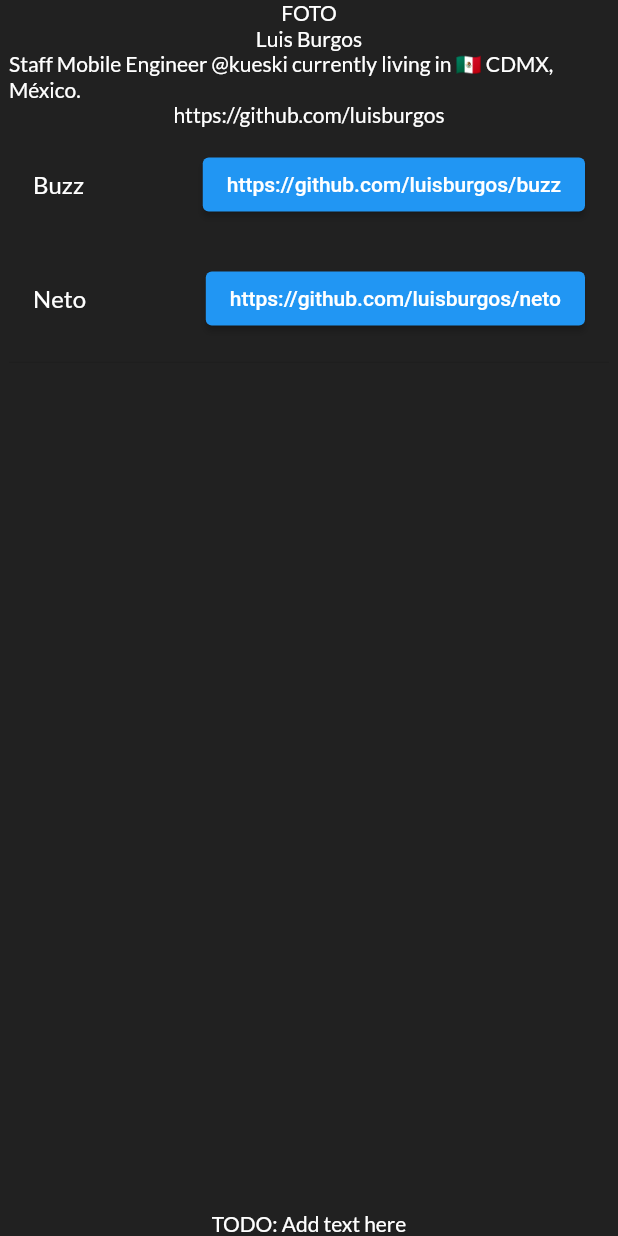
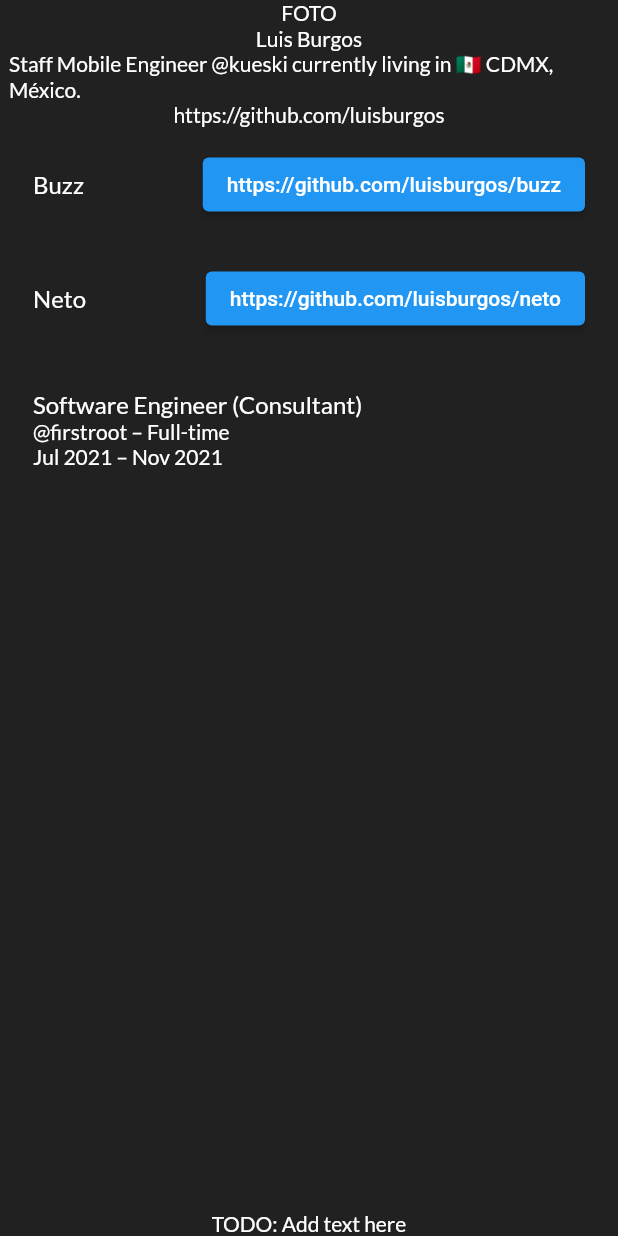
Before and after one commit to luisburgos/luisburgos, a Flutter app: the screen it shows after launch, on a phone screen of 412 x 824 dp. Run offline on Flutter 3.47's test engine with Material 2 defaults, Android fonts, the light colour scheme and no system bars; our stand-ins replace google_fonts.

Commit message:
feat: add first expirience item

```diff
--- a/lib/experience.dart
+++ b/lib/experience.dart
@@ -1,10 +1,108 @@
 import 'package:flutter/material.dart';
+
+import 'landing_label.dart';
 
 class ExperienceView extends StatelessWidget {
   const ExperienceView({Key? key}) : super(key: key);
 
   @override
   Widget build(BuildContext context) {
-    return Container();
+    return ExperienceListView(
+      items: [
+        ExperienceViewData(
+          title: 'Software Engineer (Consultant)',
+          companyName: '@firstroot',
+          employmentType: 'Full-time',
+          startDate: 'Jul 2021',
+          endDate: 'Nov 2021',
+        ),
+      ],
+      onItemTap: (_) {
+        debugPrint('TODO: Implement');
+      },
+    );
   }
 }
+
+class ExperienceViewData {
+  ExperienceViewData({
+    required this.title,
+    required this.companyName,
+    required this.employmentType,
+    required this.startDate,
+    required this.endDate,
+    this.technologiesUsed = const [],
+  });
+
+  final String title;
+  final String companyName;
+  final String employmentType;
+  final String startDate;
+  final String endDate;
+  final List<String> technologiesUsed;
+}
+
+class ExperienceListView extends StatelessWidget {
+  const ExperienceListView({
+    Key? key,
+    this.items = const <ExperienceViewData>[],
+    required this.onItemTap,
+  }) : super(key: key);
+
+  final List<ExperienceViewData> items;
+  final Function(ExperienceViewData) onItemTap;
+
+  @override
+  Widget build(BuildContext context) {
+    return ListView.builder(
+      shrinkWrap: true,
+      itemCount: items.length,
+      itemBuilder: (context, index) {
+        final data = items[index];
+        return ExperienceViewItem(
+          data: data,
+          onItemTap: onItemTap,
+        );
+      },
+    );
+  }
+}
+
+class ExperienceViewItem extends StatelessWidget {
+  const ExperienceViewItem({
+    Key? key,
+    required this.data,
+    required this.onItemTap,
+  }) : super(key: key);
+
+  final Function(ExperienceViewData) onItemTap;
+  final ExperienceViewData data;
+
+  @override
+  Widget build(BuildContext context) {
+    return Padding(
+      padding: const EdgeInsets.symmetric(vertical: 10),
+      child: ListTile(
+        title: LandingLabel(data.title),
+        subtitle: Column(
+          children: [
+            Row(
+              children: [
+                LandingLabel(data.companyName),
+                const LandingLabel(' – '),
+                LandingLabel(data.employmentType),
+              ],
+            ),
+            Row(
+              children: [
+                LandingLabel(data.startDate),
+                const LandingLabel(' – '),
+                LandingLabel(data.endDate)
+              ],
+            )
+          ],
+        ),
+      ),
+    );
+  }
+}
```
